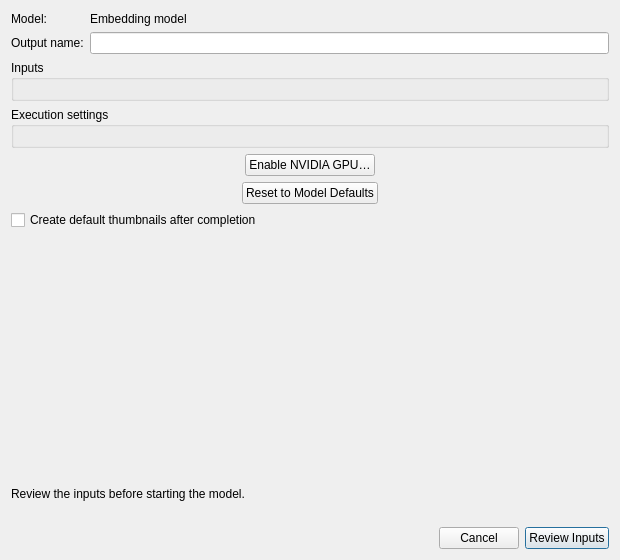
Old version of the form src/EmbeddingsArea/ui/model_execution_dialog.ui in the repository eidora-desktop/EIDORA.
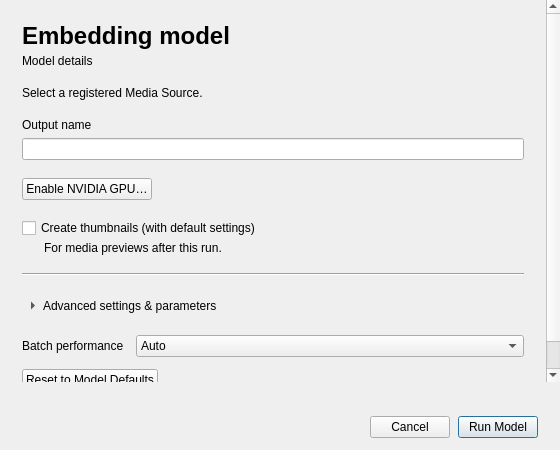
New version of the form.

Commit message: Improve adaptive embedding batches and background thumbnail jobs

```diff
--- a/src/EmbeddingsArea/ui/model_execution_dialog.ui
+++ b/src/EmbeddingsArea/ui/model_execution_dialog.ui
@@ -3,159 +3,252 @@
  <class>dialog_model_execution</class>
  <widget class="QDialog" name="dialog_model_execution">
   <property name="geometry">
-   <rect>
-    <x>0</x>
-    <y>0</y>
-    <width>620</width>
-    <height>560</height>
-   </rect>
+   <rect><x>0</x><y>0</y><width>560</width><height>450</height></rect>
   </property>
-  <property name="windowTitle">
-   <string>Run Embedding Model</string>
-  </property>
-  <layout class="QVBoxLayout" name="layout_root">
-   <property name="topMargin">
-    <number>12</number>
-   </property>
+  <property name="windowTitle"><string>Run Embedding Model</string></property>
+  <property name="surfaceRole" stdset="0"><string>panel</string></property>
+  <layout class="QVBoxLayout" name="layout_root" stretch="1,0">
+   <property name="spacing"><number>0</number></property>
+   <property name="leftMargin"><number>0</number></property>
+   <property name="topMargin"><number>0</number></property>
+   <property name="rightMargin"><number>0</number></property>
+   <property name="bottomMargin"><number>0</number></property>
    <item>
-    <layout class="QGridLayout" name="grid_run_summary">
-     <item row="0" column="0">
-      <widget class="QLabel" name="label_model_title">
-       <property name="text">
-        <string>Model:</string>
-       </property>
-      </widget>
-     </item>
-     <item row="0" column="1">
-      <widget class="QLabel" name="label_model_value">
-       <property name="text">
-        <string>Embedding model</string>
-       </property>
-       <property name="textFormat">
-        <enum>Qt::TextFormat::PlainText</enum>
-       </property>
-       <property name="wordWrap">
-        <bool>true</bool>
-       </property>
-       <property name="textInteractionFlags">
-        <set>Qt::TextInteractionFlag::TextSelectableByMouse</set>
-       </property>
-      </widget>
-     </item>
-     <item row="1" column="1">
-      <widget class="QLineEdit" name="edit_output_name"/>
-     </item>
-     <item row="1" column="0">
-      <widget class="QLabel" name="label_output_name">
-       <property name="text">
-        <string>Output name:</string>
-       </property>
-      </widget>
-     </item>
-    </layout>
-   </item>
-   <item>
-    <widget class="QGroupBox" name="group_inputs">
-     <property name="title">
-      <string>Inputs</string>
-     </property>
-     <layout class="QFormLayout" name="form_inputs"/>
+    <widget class="QScrollArea" name="scroll_run_form">
+     <property name="frameShape"><enum>QFrame::Shape::NoFrame</enum></property>
+     <property name="widgetResizable"><bool>true</bool></property>
+     <widget class="QWidget" name="panel_run_form">
+      <property name="surfaceRole" stdset="0"><string>panel</string></property>
+      <layout class="QVBoxLayout" name="layout_run_form">
+       <property name="spacing"><number>18</number></property>
+       <property name="leftMargin"><number>22</number></property>
+       <property name="topMargin"><number>22</number></property>
+       <property name="rightMargin"><number>22</number></property>
+       <property name="bottomMargin"><number>22</number></property>
+       <item>
+        <layout class="QVBoxLayout" name="layout_model_heading">
+         <property name="spacing"><number>4</number></property>
+         <item>
+          <widget class="QLabel" name="label_model_value">
+           <property name="sizePolicy"><sizepolicy hsizetype="Ignored" vsizetype="Preferred"><horstretch>0</horstretch><verstretch>0</verstretch></sizepolicy></property>
+           <property name="font"><font><pointsize>18</pointsize><bold>true</bold></font></property>
+           <property name="text"><string>Embedding model</string></property>
+           <property name="textFormat"><enum>Qt::TextFormat::PlainText</enum></property>
+           <property name="wordWrap"><bool>true</bool></property>
+           <property name="textInteractionFlags"><set>Qt::TextInteractionFlag::TextSelectableByMouse</set></property>
+          </widget>
+         </item>
+         <item>
+          <widget class="QLabel" name="label_model_details">
+           <property name="text"><string>Model details</string></property>
+           <property name="textFormat"><enum>Qt::TextFormat::PlainText</enum></property>
+           <property name="wordWrap"><bool>true</bool></property>
+           <property name="textRole" stdset="0"><string>secondary</string></property>
+          </widget>
+         </item>
+        </layout>
+       </item>
+       <item>
+        <widget class="QWidget" name="panel_inputs">
+         <layout class="QVBoxLayout" name="layout_inputs">
+          <property name="spacing"><number>6</number></property>
+          <property name="leftMargin"><number>0</number></property>
+          <property name="topMargin"><number>0</number></property>
+          <property name="rightMargin"><number>0</number></property>
+          <property name="bottomMargin"><number>0</number></property>
+          <item>
+           <layout class="QFormLayout" name="form_inputs">
+            <property name="fieldGrowthPolicy"><enum>QFormLayout::FieldGrowthPolicy::AllNonFixedFieldsGrow</enum></property>
+            <property name="rowWrapPolicy"><enum>QFormLayout::RowWrapPolicy::WrapAllRows</enum></property>
+            <property name="verticalSpacing"><number>6</number></property>
+           </layout>
+          </item>
+          <item>
+           <widget class="QLabel" name="label_source_summary">
+            <property name="sizePolicy"><sizepolicy hsizetype="Ignored" vsizetype="Preferred"><horstretch>0</horstretch><verstretch>0</verstretch></sizepolicy></property>
+            <property name="text"><string>Select a registered Media Source.</string></property>
+            <property name="textFormat"><enum>Qt::TextFormat::PlainText</enum></property>
+            <property name="wordWrap"><bool>true</bool></property>
+            <property name="textRole" stdset="0"><string>secondary</string></property>
+           </widget>
+          </item>
+         </layout>
+        </widget>
+       </item>
+       <item>
+        <layout class="QVBoxLayout" name="layout_output_name">
+         <property name="spacing"><number>6</number></property>
+         <item>
+          <widget class="QLabel" name="label_output_name">
+           <property name="text"><string>Output name</string></property>
+           <property name="buddy"><cstring>edit_output_name</cstring></property>
+          </widget>
+         </item>
+         <item><widget class="QLineEdit" name="edit_output_name"/></item>
+        </layout>
+       </item>
+       <item>
+        <widget class="QWidget" name="panel_execution">
+         <layout class="QVBoxLayout" name="layout_execution">
+          <property name="spacing"><number>6</number></property>
+          <property name="leftMargin"><number>0</number></property>
+          <property name="topMargin"><number>0</number></property>
+          <property name="rightMargin"><number>0</number></property>
+          <property name="bottomMargin"><number>0</number></property>
+          <item>
+           <layout class="QFormLayout" name="form_execution">
+            <property name="fieldGrowthPolicy"><enum>QFormLayout::FieldGrowthPolicy::AllNonFixedFieldsGrow</enum></property>
+            <property name="rowWrapPolicy"><enum>QFormLayout::RowWrapPolicy::WrapAllRows</enum></property>
+            <property name="verticalSpacing"><number>6</number></property>
+           </layout>
+          </item>
+          <item alignment="Qt::AlignmentFlag::AlignLeft">
+           <widget class="QPushButton" name="button_enable_cuda">
+            <property name="text"><string>Enable NVIDIA GPU…</string></property>
+            <property name="visible"><bool>false</bool></property>
+            <property name="autoDefault"><bool>false</bool></property>
+           </widget>
+          </item>
+         </layout>
+        </widget>
+       </item>
+       <item>
+        <widget class="QWidget" name="panel_thumbnails">
+         <layout class="QVBoxLayout" name="layout_thumbnails">
+          <property name="spacing"><number>3</number></property>
+          <property name="leftMargin"><number>0</number></property>
+          <property name="topMargin"><number>0</number></property>
+          <property name="rightMargin"><number>0</number></property>
+          <property name="bottomMargin"><number>0</number></property>
+          <item>
+           <widget class="QCheckBox" name="check_create_thumbnails">
+            <property name="text"><string>Create thumbnails (with default settings)</string></property>
+            <property name="toolTip"><string>Create default thumbnails after the embedding run completes.</string></property>
+           </widget>
+          </item>
+          <item>
+           <widget class="QLabel" name="label_thumbnails_note">
+            <property name="text"><string>For media previews after this run.</string></property>
+            <property name="indent"><number>22</number></property>
+            <property name="wordWrap"><bool>true</bool></property>
+            <property name="textRole" stdset="0"><string>secondary</string></property>
+           </widget>
+          </item>
+         </layout>
+        </widget>
+       </item>
+       <item>
+        <widget class="QFrame" name="line_advanced_settings">
+         <property name="frameShape"><enum>QFrame::Shape::HLine</enum></property>
+         <property name="frameShadow"><enum>QFrame::Shadow::Sunken</enum></property>
+         <property name="separatorRole" stdset="0"><string>inset</string></property>
+        </widget>
+       </item>
+       <item alignment="Qt::AlignmentFlag::AlignLeft">
+        <widget class="QToolButton" name="button_advanced_settings">
+         <property name="text"><string>Advanced settings &amp;&amp; parameters</string></property>
+         <property name="accessibleName"><string>Advanced settings &amp; parameters</string></property>
+         <property name="checkable"><bool>true</bool></property>
+         <property name="toolButtonStyle"><enum>Qt::ToolButtonStyle::ToolButtonTextBesideIcon</enum></property>
+         <property name="autoRaise"><bool>true</bool></property>
+         <property name="arrowType"><enum>Qt::ArrowType::RightArrow</enum></property>
+        </widget>
+       </item>
+       <item>
+        <widget class="QWidget" name="panel_advanced_settings">
+         <property name="visible"><bool>false</bool></property>
+         <layout class="QVBoxLayout" name="layout_advanced_settings">
+          <property name="spacing"><number>12</number></property>
+          <property name="leftMargin"><number>0</number></property>
+          <property name="topMargin"><number>0</number></property>
+          <property name="rightMargin"><number>0</number></property>
+          <property name="bottomMargin"><number>0</number></property>
+          <item>
+           <layout class="QFormLayout" name="form_batch_settings">
+            <property name="fieldGrowthPolicy"><enum>QFormLayout::FieldGrowthPolicy::AllNonFixedFieldsGrow</enum></property>
+            <property name="horizontalSpacing"><number>12</number></property>
+            <item row="0" column="0">
+             <widget class="QLabel" name="label_batch_size">
+              <property name="text"><string>Batch performance</string></property>
+              <property name="buddy"><cstring>combo_batch_mode</cstring></property>
+             </widget>
+            </item>
+            <item row="0" column="1">
+             <widget class="QWidget" name="panel_batch_size">
+              <layout class="QHBoxLayout" name="layout_batch_size">
+               <property name="leftMargin"><number>0</number></property>
+               <property name="topMargin"><number>0</number></property>
+               <property name="rightMargin"><number>0</number></property>
+               <property name="bottomMargin"><number>0</number></property>
+               <property name="spacing"><number>8</number></property>
+               <item>
+                <widget class="QComboBox" name="combo_batch_mode">
+                 <property name="toolTip"><string>Auto balances speed and headroom. Low uses smaller batches and more conservative memory limits. High tests larger batches and uses more available memory. Short runs use a starting size. All policies retain critical memory, temperature and disk limits.</string></property>
+                 <property name="accessibleName"><string>Batch performance</string></property>
+                 <item><property name="text"><string>Auto</string></property></item>
+                 <item><property name="text"><string>High</string></property></item>
+                 <item><property name="text"><string>Low</string></property></item>
+                 <item><property name="text"><string>4</string></property></item>
+                 <item><property name="text"><string>8</string></property></item>
+                 <item><property name="text"><string>16</string></property></item>
+                 <item><property name="text"><string>32</string></property></item>
+                 <item><property name="text"><string>64</string></property></item>
+                </widget>
+               </item>
+              </layout>
+             </widget>
+            </item>
+           </layout>
+          </item>
+          <item>
+           <layout class="QFormLayout" name="form_parameters">
+            <property name="fieldGrowthPolicy"><enum>QFormLayout::FieldGrowthPolicy::AllNonFixedFieldsGrow</enum></property>
+            <property name="horizontalSpacing"><number>12</number></property>
+            <property name="verticalSpacing"><number>8</number></property>
+           </layout>
+          </item>
+          <item alignment="Qt::AlignmentFlag::AlignLeft">
+           <widget class="QPushButton" name="button_reset_preparation">
+            <property name="text"><string>Reset to Model Defaults</string></property>
+            <property name="autoDefault"><bool>false</bool></property>
+           </widget>
+          </item>
+         </layout>
+        </widget>
+       </item>
+      </layout>
+     </widget>
     </widget>
    </item>
    <item>
-    <widget class="QGroupBox" name="group_parameters">
-     <property name="title">
-      <string>Execution settings</string>
-     </property>
-     <layout class="QFormLayout" name="form_parameters"/>
+    <widget class="QWidget" name="panel_footer">
+     <property name="surfaceRole" stdset="0"><string>area</string></property>
+     <layout class="QVBoxLayout" name="layout_footer">
+      <property name="spacing"><number>8</number></property>
+      <property name="leftMargin"><number>22</number></property>
+      <property name="topMargin"><number>12</number></property>
+      <property name="rightMargin"><number>22</number></property>
+      <property name="bottomMargin"><number>12</number></property>
+      <item>
+       <widget class="QLabel" name="label_error">
+        <property name="text"><string/></property>
+        <property name="visible"><bool>false</bool></property>
+        <property name="wordWrap"><bool>true</bool></property>
+        <property name="textFormat"><enum>Qt::TextFormat::PlainText</enum></property>
+        <property name="textRole" stdset="0"><string>error</string></property>
+       </widget>
+      </item>
+      <item>
+       <layout class="QHBoxLayout" name="layout_buttons">
+        <property name="spacing"><number>8</number></property>
+        <item><spacer name="button_spacer"><property name="orientation"><enum>Qt::Orientation::Horizontal</enum></property><property name="sizeHint" stdset="0"><size><width>20</width><height>0</height></size></property></spacer></item>
+        <item><widget class="QPushButton" name="button_cancel"><property name="text"><string>Cancel</string></property><property name="autoDefault"><bool>false</bool></property></widget></item>
+        <item><widget class="QPushButton" name="button_run"><property name="text"><string>Run Model</string></property><property name="default"><bool>true</bool></property></widget></item>
+       </layout>
+      </item>
+     </layout>
     </widget>
    </item>
-   <item alignment="Qt::AlignmentFlag::AlignHCenter">
-    <widget class="QPushButton" name="button_enable_cuda">
-     <property name="text"><string>Enable NVIDIA GPU…</string></property>
-     <property name="visible"><bool>false</bool></property>
-    </widget>
-   </item>
-   <item alignment="Qt::AlignmentFlag::AlignHCenter">
-    <widget class="QPushButton" name="button_reset_preparation">
-     <property name="text">
-      <string>Reset to Model Defaults</string>
-     </property>
-    </widget>
-   </item>
-   <item>
-    <widget class="QCheckBox" name="check_create_thumbnails">
-     <property name="text">
-      <string>Create default thumbnails after completion</string>
-     </property>
-    </widget>
-   </item>
-   <item>
-    <spacer name="spacer">
-     <property name="orientation">
-      <enum>Qt::Orientation::Vertical</enum>
-     </property>
-     <property name="sizeHint" stdset="0">
-      <size>
-       <width>20</width>
-       <height>20</height>
-      </size>
-     </property>
-    </spacer>
-   </item>
-   <item>
-    <widget class="QLabel" name="label_input_summary">
-     <property name="text"><string>Review the inputs before starting the model.</string></property>
-     <property name="wordWrap"><bool>true</bool></property>
-    </widget>
-   </item>
-   <item>
-    <widget class="QLabel" name="label_error">
-     <property name="text">
-      <string/>
-     </property>
-     <property name="wordWrap">
-      <bool>true</bool>
-     </property>
-     <property name="textRole" stdset="0">
-      <string>error</string>
-     </property>
-    </widget>
-   </item>
-   <item>
-    <layout class="QHBoxLayout" name="layout_buttons">
-     <item>
-      <spacer name="button_spacer">
-       <property name="orientation">
-        <enum>Qt::Orientation::Horizontal</enum>
-       </property>
-       <property name="sizeHint" stdset="0">
-        <size>
-         <width>40</width>
-         <height>20</height>
-        </size>
-       </property>
-      </spacer>
-     </item>
-     <item>
-      <widget class="QPushButton" name="button_cancel">
-       <property name="text">
-        <string>Cancel</string>
-       </property>
-      </widget>
-     </item>
-     <item>
-      <widget class="QPushButton" name="button_run">
-       <property name="text">
-        <string>Review Inputs</string>
-       </property>
-       <property name="default">
-        <bool>true</bool>
-       </property>
-      </widget>
-     </item>
-    </layout>
-   </item>
   </layout>
  </widget>
  <resources/>
```
Left out of the diff: 1 changed line with no effect on the pictures. The commit also changes 35 other files.
